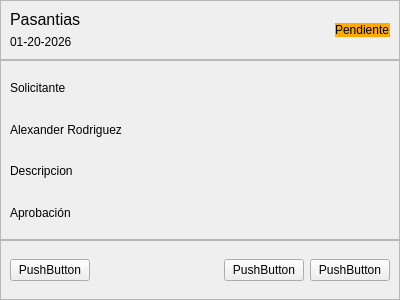
First picture: the form in UI/solicitud.ui, repository AlexING-7/Gestion_Pasantes, before the edit.
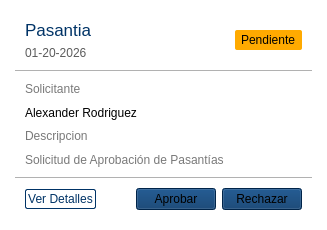
Second picture: the form after the edit.

The edit to the form file:
```diff
--- a/UI/solicitud.ui
+++ b/UI/solicitud.ui
@@ -6,31 +6,43 @@
    <rect>
     <x>0</x>
     <y>0</y>
-    <width>400</width>
-    <height>300</height>
+    <width>327</width>
+    <height>230</height>
    </rect>
   </property>
   <property name="windowTitle">
    <string>Form</string>
   </property>
+  <property name="styleSheet">
+   <string notr="true">#Form{
+background-color: #fff;
+border-radius:16px;
+	
+}
+
+</string>
+  </property>
   <layout class="QVBoxLayout" name="verticalLayout" stretch="1,3,1">
    <property name="spacing">
     <number>0</number>
    </property>
    <property name="leftMargin">
-    <number>0</number>
+    <number>15</number>
    </property>
    <property name="topMargin">
-    <number>0</number>
+    <number>10</number>
    </property>
    <property name="rightMargin">
-    <number>0</number>
+    <number>15</number>
    </property>
    <property name="bottomMargin">
-    <number>0</number>
+    <number>10</number>
    </property>
    <item>
     <widget class="QFrame" name="frame">
+     <property name="styleSheet">
+      <string notr="true">background-color: transparent;</string>
+     </property>
      <property name="frameShape">
       <enum>QFrame::Shape::StyledPanel</enum>
      </property>
@@ -44,16 +56,26 @@
          <widget class="QLabel" name="label">
           <property name="font">
            <font>
-            <pointsize>12</pointsize>
+            <family>Segoe UI</family>
+            <pointsize>13</pointsize>
+            <italic>false</italic>
+            <fontweight></fontweight>
            </font>
           </property>
+          <property name="styleSheet">
+           <string notr="true">color: rgb(0, 51, 102);
+font: 520 13pt 'Segoe UI';</string>
+          </property>
           <property name="text">
-           <string>Pasantias</string>
+           <string>Pasantia</string>
           </property>
          </widget>
         </item>
         <item>
          <widget class="QLabel" name="label_2">
+          <property name="styleSheet">
+           <string notr="true">color: rgb(91, 91, 91);</string>
+          </property>
           <property name="text">
            <string>01-20-2026</string>
           </property>
@@ -105,7 +127,9 @@
         <item>
          <widget class="QLabel" name="label_3">
           <property name="styleSheet">
-           <string notr="true">background-color: rgb(255, 170, 0);</string>
+           <string notr="true">background-color: rgb(255, 170, 0);
+border-radius:2px;
+padding:3px;</string>
           </property>
           <property name="text">
            <string>Pendiente</string>
@@ -132,6 +156,18 @@
    </item>
    <item>
     <widget class="QFrame" name="frame_2">
+     <property name="styleSheet">
+      <string notr="true">#frame_2{
+background-color: transparent;
+border:1px solid transparent;
+border-top-color: rgb(177, 177, 177);
+border-bottom-color: rgb(177, 177, 177);
+
+}
+QLabel{
+	background-color: transparent;
+}</string>
+     </property>
      <property name="frameShape">
       <enum>QFrame::Shape::StyledPanel</enum>
      </property>
@@ -141,6 +177,10 @@
      <layout class="QVBoxLayout" name="verticalLayout_4">
       <item>
        <widget class="QLabel" name="label_4">
+        <property name="styleSheet">
+         <string notr="true">color: rgb(121, 121, 121);
+font: 10pt &quot;Segoe UI&quot;;</string>
+        </property>
         <property name="text">
          <string>Solicitante</string>
         </property>
@@ -148,6 +188,10 @@
       </item>
       <item>
        <widget class="QLabel" name="label_5">
+        <property name="styleSheet">
+         <string notr="true">color: rgb(0, 0, 0);
+font: 12pt &quot;Segoe UI&quot;;</string>
+        </property>
         <property name="text">
          <string>Alexander Rodriguez</string>
         </property>
@@ -155,6 +199,10 @@
       </item>
       <item>
        <widget class="QLabel" name="label_6">
+        <property name="styleSheet">
+         <string notr="true">color: rgb(121, 121, 121);
+font: 10pt &quot;Segoe UI&quot;;</string>
+        </property>
         <property name="text">
          <string>Descripcion</string>
         </property>
@@ -162,8 +210,12 @@
       </item>
       <item>
        <widget class="QLabel" name="label_7">
+        <property name="styleSheet">
+         <string notr="true">color: rgb(121, 121, 121);
+font: 600 12pt &quot;Segoe UI&quot;;</string>
+        </property>
         <property name="text">
-         <string>Aprobación</string>
+         <string>Solicitud de Aprobación de Pasantías</string>
         </property>
        </widget>
       </item>
@@ -172,6 +224,16 @@
    </item>
    <item>
     <widget class="QFrame" name="frame_3">
+     <property name="styleSheet">
+      <string notr="true">QFrame{
+background-color: transparent;
+}
+
+QPushButton{
+	background-color: rgb(0, 51, 102);
+}
+</string>
+     </property>
      <property name="frameShape">
       <enum>QFrame::Shape::StyledPanel</enum>
      </property>
@@ -181,8 +243,15 @@
      <layout class="QHBoxLayout" name="horizontalLayout_2">
       <item>
        <widget class="QPushButton" name="pushButton">
+        <property name="styleSheet">
+         <string notr="true">background-color: rgb(255, 255, 255);
+border:1px solid rgb(0, 51, 102);
+color: rgb(0, 51, 102);
+border-radius:2px;
+padding:2px;</string>
+        </property>
         <property name="text">
-         <string>PushButton</string>
+         <string>Ver Detalles</string>
         </property>
        </widget>
       </item>
@@ -202,14 +271,14 @@
       <item>
        <widget class="QPushButton" name="pushButton_2">
         <property name="text">
-         <string>PushButton</string>
+         <string>Aprobar</string>
         </property>
        </widget>
       </item>
       <item>
        <widget class="QPushButton" name="pushButton_3">
         <property name="text">
-         <string>PushButton</string>
+         <string>Rechazar</string>
         </property>
        </widget>
       </item>
```
